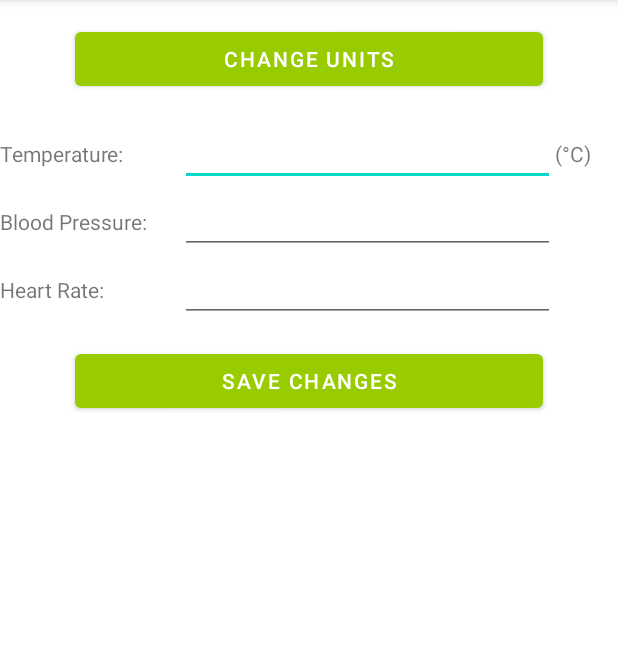
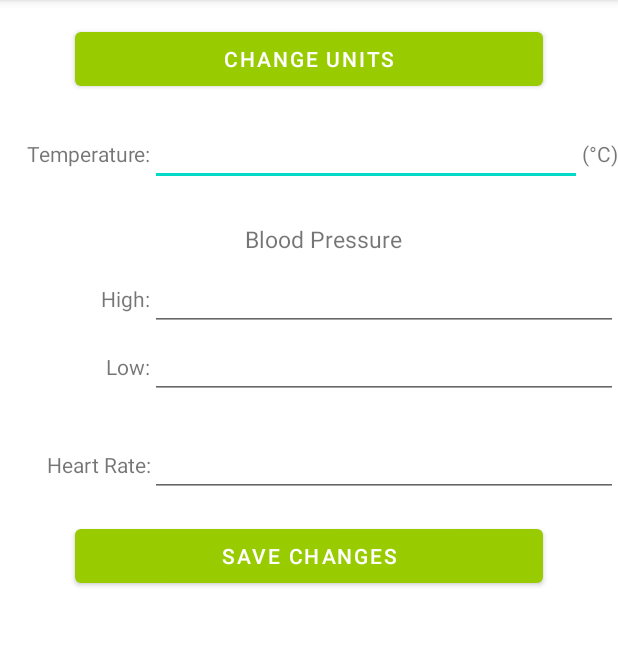
Before and after one commit to SomeGuyEatingPie/MyMediCare, an Android app: the screen it shows after launch (NewReading), after a tap on "NEW READING", on a phone screen of 412 x 824 dp, the part 84-730 px from its top. Run offline under Robolectric (Android 15) with nearby library versions, the phone set to English and light mode, and no system bars.

Commit message:
Rest of the stuff

```diff
--- a/app/src/main/AndroidManifest.xml
+++ b/app/src/main/AndroidManifest.xml
@@ -11,6 +11,9 @@
         android:supportsRtl="true"
         android:theme="@style/Theme.MyMediCare"
         tools:targetApi="31">
+        <activity
+            android:name=".DoctorPicker"
+            android:exported="false" />
         <activity
             android:name=".ViewReadings"
             android:exported="false" />
--- a/app/src/main/java/com/example/mymedicare/MainActivity.java
+++ b/app/src/main/java/com/example/mymedicare/MainActivity.java
@@ -1,7 +1,9 @@
 package com.example.mymedicare;
 
+import androidx.appcompat.app.AlertDialog;
 import androidx.appcompat.app.AppCompatActivity;
 
+import android.content.DialogInterface;
 import android.os.Bundle;
 import android.widget.Button;
 import android.view.View;
@@ -16,14 +18,54 @@ public class MainActivity extends AppCompatActivity {
         setContentView(R.layout.activity_main);
 
         Button btnNew = (Button)findViewById(R.id.btnNewReading);
+        Button btnAccount = (Button)findViewById(R.id.btnAccount);
         Button btnSettings = (Button)findViewById(R.id.btnSettings);
+        Button btnView = (Button)findViewById(R.id.btnViewReading);
         btnNew.setOnClickListener(new OnClickListener(){
+
+            @Override
             public void onClick(View v){
 
-                startActivity(new Intent(MainActivity.this, NewReading.class)); }
+                startActivity(new Intent(MainActivity.this, NewReading.class));
+
+            }
+        });
+
+        btnView.setOnClickListener(new OnClickListener() {
+
+            @Override
+            public void onClick(View view) {
+
+
+                AlertDialog.Builder NotImplemented =
+                        new AlertDialog.Builder(MainActivity.this)
+                                .setTitle("Feature Not Implemented")
+                                .setMessage("This feature has not been implemented yet. Check back later")
+                                .setPositiveButton(
+                                        "Ok",
+                                        new DialogInterface.OnClickListener() {
+                                            public void onClick(DialogInterface dialog, int id) {
+                                                dialog.cancel();
+                                            }
+                                        });
+
+                NotImplemented.show();
+
+            }
+        });
+
+        btnAccount.setOnClickListener(new OnClickListener(){
+
+            @Override
+            public void onClick(View v){
+
+                startActivity(new Intent(MainActivity.this, Account.class)); }
+
         });
 
         btnSettings.setOnClickListener(new OnClickListener(){
+
+            @Override
             public void onClick(View v){
 
                 startActivity(new Intent(MainActivity.this, Settings.class)); }
--- a/app/src/main/res/layout/activity_account.xml
+++ b/app/src/main/res/layout/activity_account.xml
@@ -54,7 +54,7 @@
         android:text="Select GP" />
 
     <Button
-        android:id="@+id/buttonSave"
+        android:id="@+id/btnSave"
         style="@style/buttonFullWidth"
         android:text="Save Changes" />
 
--- a/app/src/main/res/layout/activity_new_reading.xml
+++ b/app/src/main/res/layout/activity_new_reading.xml
@@ -1,17 +1,24 @@
 <?xml version="1.0" encoding="utf-8"?>
 <TableLayout xmlns:android="http://schemas.android.com/apk/res/android"
     android:layout_width="fill_parent"
-    android:layout_height="fill_parent">
+    android:layout_height="fill_parent"
+    android:stretchColumns="1">
 
-    <Button
-        android:id="@+id/btnChangeUnit"
-        style="@style/buttonFullWidth"
-        android:text="Change Units" />
+    <TableRow>
+
+        <Button
+            android:id="@+id/btnChangeUnit"
+            style="@style/buttonFullWidth"
+            android:text="Change Units"
+            android:layout_span="3"/>
+
+    </TableRow>
 
     <TableRow>
 
         <TextView
-            android:width="120dp"
+            android:width="100dp"
+            android:gravity="right"
             android:text="Temperature:" />
 
         <EditText
@@ -26,20 +33,53 @@
     <TableRow>
 
         <TextView
-            android:text="Blood Pressure:" />
-
-        <EditText
-            android:id="@+id/txtBP" />
+            android:layout_height="match_parent"
+            android:layout_width="wrap_content"
+            android:layout_marginLeft="10dp"
+            android:layout_marginRight="10dp"
+            android:layout_marginBottom="10dp"
+            android:layout_marginTop="20dp"
+            android:textSize="15dp"
+            android:layout_gravity="center"
+            android:text="Blood Pressure"
+            android:layout_span="3" />
 
     </TableRow>
 
     <TableRow>
 
         <TextView
+            android:gravity="right"
+            android:text="High:" />
+
+        <EditText
+            android:id="@+id/txtBPLow"
+            android:layout_span="2"/>
+
+    </TableRow>
+    <TableRow>
+
+        <TextView
+            android:gravity="right"
+            android:text="Low:" />
+
+        <EditText
+            android:id="@+id/txtBPHigh"
+            android:layout_span="2" />
+
+    </TableRow>
+
+    <TableRow>
+
+        <TextView
+            android:gravity="right"
+            android:layout_marginTop="20dp"
             android:text="Heart Rate:" />
 
         <EditText
-            android:id="@+id/txtHR" />
+            android:id="@+id/txtHR"
+            android:layout_marginTop="20dp"
+            android:layout_span="2"/>
 
     </TableRow>
 
--- a/app/src/main/res/values/strings.xml
+++ b/app/src/main/res/values/strings.xml
@@ -4,6 +4,7 @@
     <string name="UnitC">(°C)</string>
     <string name="UnitF">(°F)</string>
     <string name="saved_metric_key">metric</string>
+    <string name="saved_theme_key">theme</string>
 
     <string-array name="gender_array">
         <item>Male</item>
--- a/app/src/main/res/values/themes.xml
+++ b/app/src/main/res/values/themes.xml
@@ -28,7 +28,7 @@
 
     </style>
 
-    <style name="AppyellowTheme." parent="Theme.MyMediCare">
+    <style name="AppYellowTheme" parent="Theme.MyMediCare">
 
         <item name="colorPrimary">@color/yellow</item>
         <item name="colorPrimaryVariant">@color/dark_yellow</item>
```
Also changed, not shown: app/src/main/java/com/example/mymedicare/Account.java (+16 -0 lines), app/src/main/java/com/example/mymedicare/Settings.java (+30 -1 lines), app/src/main/res/values/ints.xml (+7 -0 lines).
